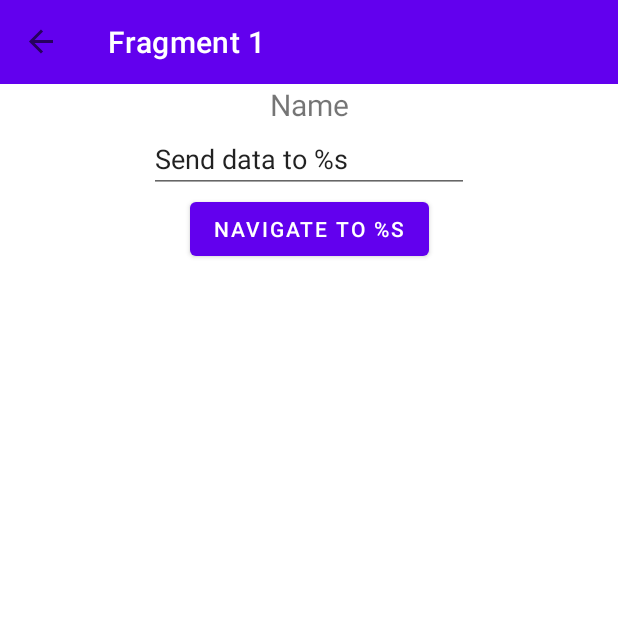
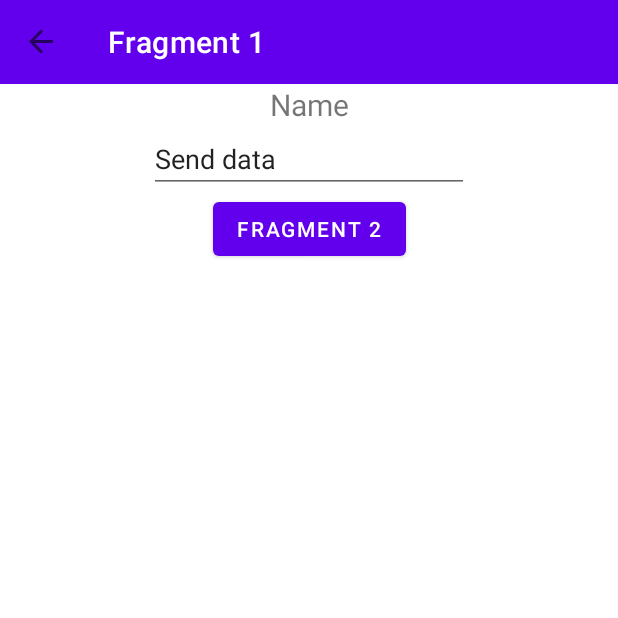
Before and after one commit to distantfutures/this-android-app, an Android app: the screen it shows after launch (MainActivity), after a tap on "FRAGMENT 1", on a phone screen of 412 x 824 dp, the top half of it. Run offline under Robolectric (Android 15) with nearby library versions, the phone set to English and light mode, and no system bars; our stand-ins replace data binding, navigation-ui.

Commit message:
Connected all navigation between main, one, two fragments. Data passed successfully

```diff
--- a/app/src/main/java/com/example/this_android_app/fragone/FragmentOne.kt
+++ b/app/src/main/java/com/example/this_android_app/fragone/FragmentOne.kt
@@ -7,6 +7,7 @@ import android.view.View
 import android.view.ViewGroup
 import androidx.databinding.DataBindingUtil
 import androidx.lifecycle.ViewModelProvider
+import androidx.navigation.Navigation
 import androidx.navigation.findNavController
 import androidx.navigation.fragment.navArgs
 import com.example.this_android_app.R
@@ -30,11 +31,18 @@ class FragmentOne : Fragment() {
 
         val data = args.stringOneData
         binding.passedData.text = data
+        binding.navigateButton.text = "Fragment 2"
+        binding.navigateButton.setOnClickListener {
+            viewModel.toNextFragment()
+        }
 
         viewModel.navigateTo.observe(viewLifecycleOwner) {
-            val navController = binding.root.findNavController()
+            val input = binding.fragmentInput.text.toString()
+//            val navController = binding.root.findNavController()
             if(it == true) {
-                navController.navigate(R.id.action_first_fragment_to_second_fragment)
+                val action = FragmentOneDirections.actionFirstFragmentToSecondFragment(input)
+                Navigation.findNavController(binding.root).navigate(action)
+//                navController.navigate(R.id.action_first_fragment_to_second_fragment)
             }
         }
         return binding.root
--- a/app/src/main/res/layout/fragment_one_two.xml
+++ b/app/src/main/res/layout/fragment_one_two.xml
@@ -44,8 +44,7 @@
             android:text="@string/navigate_to"
             app:layout_constraintTop_toBottomOf="@+id/fragment_input"
             app:layout_constraintEnd_toEndOf="parent"
-            app:layout_constraintStart_toStartOf="parent"
-            tools:layout_editor_absoluteY="292dp" />
+            app:layout_constraintStart_toStartOf="parent" />
 
 
     </androidx.constraintlayout.widget.ConstraintLayout>
--- a/app/src/main/res/values/strings.xml
+++ b/app/src/main/res/values/strings.xml
@@ -7,8 +7,8 @@
     <!-- TODO: Remove or change this placeholder text -->
     <string name="hello_blank_fragment">Hello blank fragment</string>
     <string name="passed_data">Passed Data</string>
-    <string name="send_data">Send data to %s</string>
-    <string name="navigate_to">Navigate to %s</string>
+    <string name="send_data">Send data</string>
+    <string name="navigate_to">Fragment</string>
     <string name="settings">Settings</string>
     <string name="about">About</string>
     <string name="open">Open</string>
```
Also changed, not shown: app/src/main/java/com/example/this_android_app/fragtwo/FragmentTwo.kt (+10 -2 lines).
